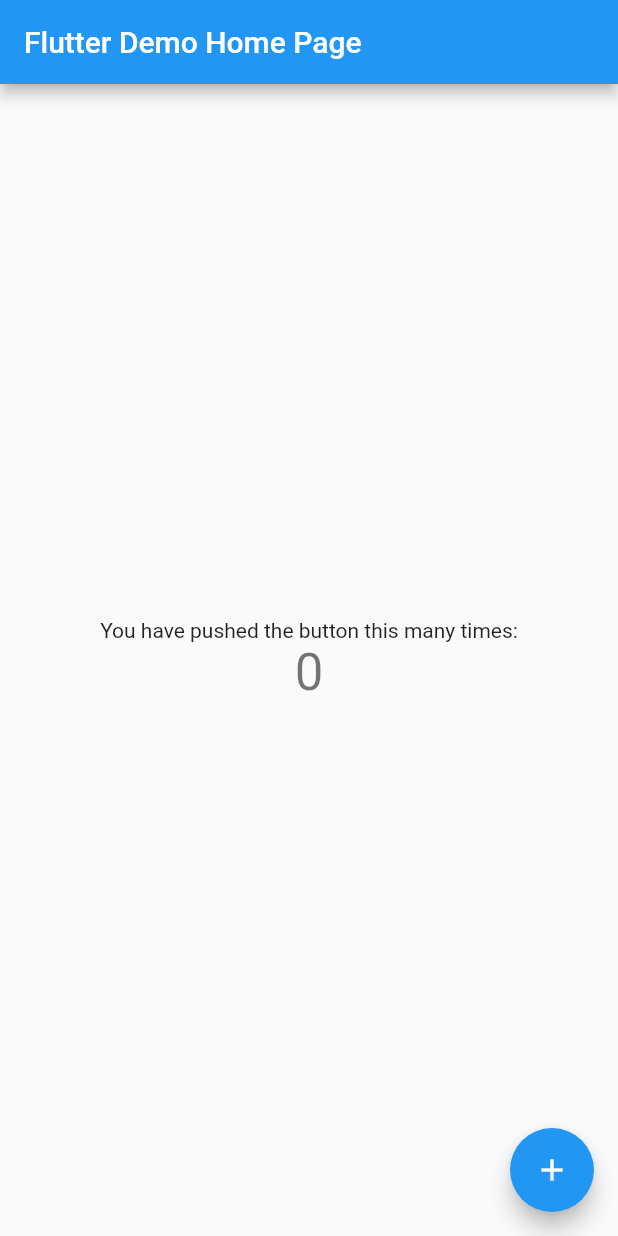
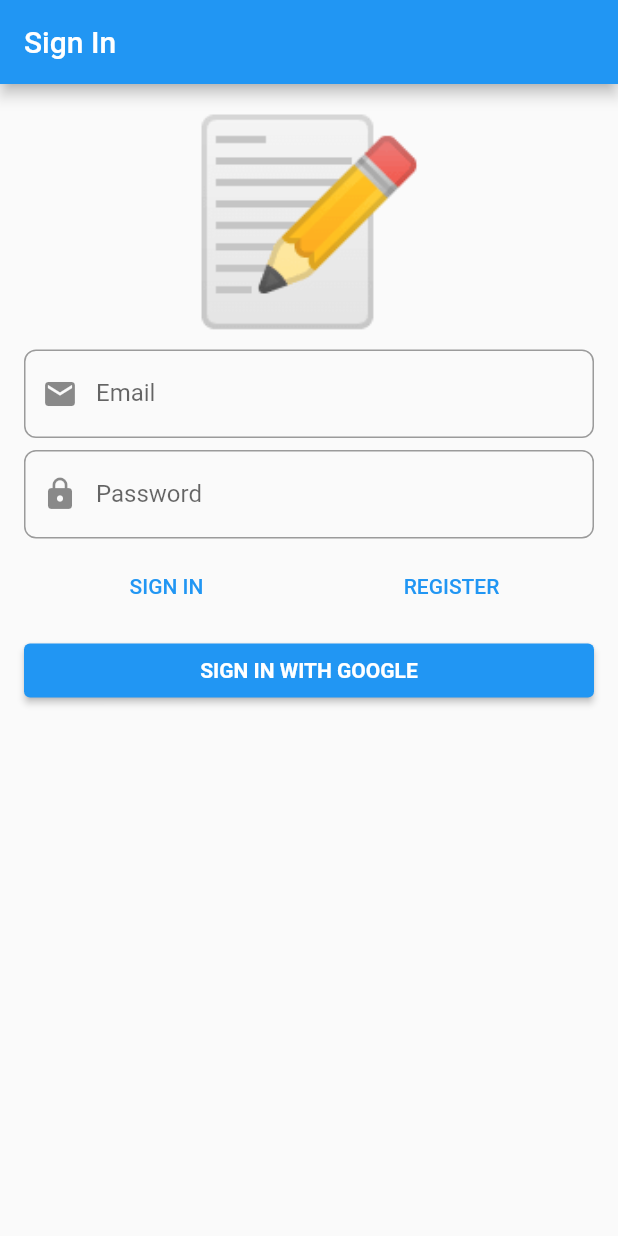
Before and after one commit to tamhac2001/notes_firebase_ddd, a Flutter app: the screen it shows after launch, on a phone screen of 412 x 824 dp. Run offline on Flutter 3.47's test engine with Material 2 defaults, Android fonts, the phone set to English and light mode, and no system bars; our stand-ins replace dartz, firebase_auth, firebase_core, flutter_riverpod, freezed_annotation, google_sign_in; accounts and stored records are empty.

Commit message:
Finish Part8

```diff
--- a/lib/domain/auth/sign_in_form/sign_in_form_state.dart
+++ b/lib/domain/auth/sign_in_form/sign_in_form_state.dart
@@ -1,4 +1,5 @@
 import 'package:dartz/dartz.dart';
+import 'package:flutter/cupertino.dart';
 import 'package:flutter/foundation.dart';
 import 'package:freezed_annotation/freezed_annotation.dart';
 import 'package:notes_firebase_ddd/domain/auth/auth_failure.dart';
@@ -11,7 +12,7 @@ class SignInFormState with _$SignInFormState {
   const factory SignInFormState({
     required EmailAddress emailAddress,
     required Password password,
-    required bool showErrorMessages,
+    required AutovalidateMode showErrorMessages,
     required bool isSubmitting,
     required Option<Either<AuthFailure, Unit>> authFailureOrSuccessOption,
   }) = _SignInFormState;
@@ -19,7 +20,7 @@ class SignInFormState with _$SignInFormState {
   factory SignInFormState.initial() => SignInFormState(
       emailAddress: EmailAddress(''),
       password: Password(''),
-      showErrorMessages: false,
+      showErrorMessages: AutovalidateMode.disabled,
       isSubmitting: false,
       authFailureOrSuccessOption: none());
 }
--- a/lib/infrastructure/auth/firebase_auth_facade.dart
+++ b/lib/infrastructure/auth/firebase_auth_facade.dart
@@ -1,12 +1,10 @@
 import 'package:dartz/dartz.dart';
 import 'package:firebase_auth/firebase_auth.dart';
 import 'package:google_sign_in/google_sign_in.dart';
-import 'package:injectable/injectable.dart';
 import 'package:notes_firebase_ddd/domain/auth/auth_failure.dart';
 import 'package:notes_firebase_ddd/domain/auth/i_auth_facade.dart';
 import 'package:notes_firebase_ddd/domain/auth/value_objects.dart';
 
-@LazySingleton(as: IAuthFacade)
 class FirebaseAuthFacade implements IAuthFacade {
   final FirebaseAuth _firebaseAuth;
   final GoogleSignIn _googleSignIn;
--- a/lib/main.dart
+++ b/lib/main.dart
@@ -1,118 +1,10 @@
+import 'package:firebase_core/firebase_core.dart';
 import 'package:flutter/material.dart';
-import 'package:injectable/injectable.dart';
-import 'package:notes_firebase_ddd/injection.dart';
+import 'package:flutter_riverpod/flutter_riverpod.dart';
+import 'package:notes_firebase_ddd/presentation/core/app_widget.dart';
 
-void main() {
-  configureInjection(Environment.prod);
-  runApp(const MyApp());
+Future<void> main() async{
+  WidgetsFlutterBinding.ensureInitialized();
+  await Firebase.initializeApp();
+  runApp(const ProviderScope(child: AppWidget()));
 }
-
-class MyApp extends StatelessWidget {
-  const MyApp({Key? key}) : super(key: key);
-
-  // This widget is the root of your application.
-  @override
-  Widget build(BuildContext context) {
-    return MaterialApp(
-      title: 'Flutter Demo',
-      theme: ThemeData(
-        // This is the theme of your application.
-        //
-        // Try running your application with "flutter run". You'll see the
-        // application has a blue toolbar. Then, without quitting the app, try
-        // changing the primarySwatch below to Colors.green and then invoke
-        // "hot reload" (press "r" in the console where you ran "flutter run",
-        // or simply save your changes to "hot reload" in a Flutter IDE).
-        // Notice that the counter didn't reset back to zero; the application
-        // is not restarted.
-        primarySwatch: Colors.blue,
-      ),
-      home: const MyHomePage(title: 'Flutter Demo Home Page'),
-    );
-  }
-}
-
-class MyHomePage extends StatefulWidget {
-  const MyHomePage({Key? key, required this.title}) : super(key: key);
-
-  // This widget is the home page of your application. It is stateful, meaning
-  // that it has a State object (defined below) that contains fields that affect
-  // how it looks.
-
-  // This class is the configuration for the state. It holds the values (in this
-  // case the title) provided by the parent (in this case the App widget) and
-  // used by the build method of the State. Fields in a Widget subclass are
-  // always marked "final".
-
-  final String title;
-
-  @override
-  State<MyHomePage> createState() => _MyHomePageState();
-}
-
-class _MyHomePageState extends State<MyHomePage> {
-  int _counter = 0;
-
-  void _incrementCounter() {
-    setState(() {
-      // This call to setState tells the Flutter framework that something has
-      // changed in this State, which causes it to rerun the build method below
-      // so that the display can reflect the updated values. If we changed
-      // _counter without calling setState(), then the build method would not be
-      // called again, and so nothing would appear to happen.
-      _counter++;
-    });
-  }
-
-  @override
-  Widget build(BuildContext context) {
-    // This method is rerun every time setState is called, for instance as done
-    // by the _incrementCounter method above.
-    //
-    // The Flutter framework has been optimized to make rerunning build methods
-    // fast, so that you can just rebuild anything that needs updating rather
-    // than having to individually change instances of widgets.
-    return Scaffold(
-      appBar: AppBar(
-        // Here we take the value from the MyHomePage object that was created by
-        // the App.build method, and use it to set our appbar title.
-        title: Text(widget.title),
-      ),
-      body: Center(
-        // Center is a layout widget. It takes a single child and positions it
-        // in the middle of the parent.
-        child: Column(
-          // Column is also a layout widget. It takes a list of children and
-          // arranges them vertically. By default, it sizes itself to fit its
-          // children horizontally, and tries to be as tall as its parent.
-          //
-          // Invoke "debug painting" (press "p" in the console, choose the
-          // "Toggle Debug Paint" action from the Flutter Inspector in Android
-          // Studio, or the "Toggle Debug Paint" command in Visual Studio Code)
-          // to see the wireframe for each widget.
-          //
-          // Column has various properties to control how it sizes itself and
-          // how it positions its children. Here we use mainAxisAlignment to
-          // center the children vertically; the main axis here is the vertical
-          // axis because Columns are vertical (the cross axis would be
-          // horizontal).
-          mainAxisAlignment: MainAxisAlignment.center,
-          children: <Widget>[
-            const Text(
-              'You have pushed the button this many times:',
-            ),
-            Text(
-              '$_counter',
-              style: Theme.of(context).textTheme.headline4,
-            ),
-          ],
-        ),
-      ),
-      floatingActionButton: FloatingActionButton(
-        onPressed: _incrementCounter,
-        tooltip: 'Increment',
-        child: const Icon(Icons.add),
-      ), // This trailing comma makes auto-formatting nicer for build methods.
-    );
-  }
-}
--- /dev/null
+++ b/lib/presentation/core/app_widget.dart
@@ -0,0 +1,25 @@
+import 'package:flutter/material.dart';
+import 'package:notes_firebase_ddd/presentation/sign_in/sign_in_screen.dart';
+
+class AppWidget extends StatelessWidget {
+  const AppWidget({Key? key}) : super(key: key);
+
+  @override
+  Widget build(BuildContext context) {
+    return  MaterialApp(
+      title: 'Notes',
+      home: const SignInScreen(),
+      debugShowCheckedModeBanner: false,
+      theme: ThemeData.light().copyWith(
+        primaryColor: Colors.green[800],
+        colorScheme: ThemeData.light().colorScheme.copyWith(secondary: Colors.blueAccent),
+        inputDecorationTheme:  InputDecorationTheme(
+          border: OutlineInputBorder(
+            borderRadius: BorderRadius.circular(8.0),
+          )
+        )
+      ),
+
+    );
+  }
+}
--- /dev/null
+++ b/lib/presentation/sign_in/sign_in_screen.dart
@@ -0,0 +1,17 @@
+import 'package:flutter/material.dart';
+import 'package:notes_firebase_ddd/presentation/sign_in/widgets/sign_in_form.dart';
+
+class SignInScreen extends StatelessWidget {
+  const SignInScreen({Key? key}) : super(key: key);
+
+
+  @override
+  Widget build(BuildContext context) {
+    return  Scaffold(
+      appBar: AppBar(
+        title: const Text('Sign In'),
+      ),
+      body:  SignInForm(),
+    );
+  }
+}
--- /dev/null
+++ b/lib/presentation/sign_in/widgets/sign_in_form.dart
@@ -0,0 +1,106 @@
+import 'package:flutter/material.dart';
+import 'package:flutter_riverpod/flutter_riverpod.dart';
+import 'package:notes_firebase_ddd/domain/auth/sign_in_form/sign_in_form_state.dart';
+import 'package:notes_firebase_ddd/providers.dart';
+
+class SignInForm extends ConsumerWidget {
+  const SignInForm({Key? key}) : super(key: key);
+
+  @override
+  Widget build(BuildContext context, WidgetRef ref) {
+    final state = ref.watch(signInFormNotifierProvider);
+    ref.listen<SignInFormState>(signInFormNotifierProvider, (state) {
+      state.authFailureOrSuccessOption.fold(
+          () {},
+          (either) => either.fold((failure) {
+                ScaffoldMessenger.of(context).removeCurrentSnackBar();
+                ScaffoldMessenger.of(context).showSnackBar(SnackBar(
+                  content: Text(failure.map(
+                      cancelledByUser: (_) => 'Cancelled',
+                      serverError: (_) => 'Server Error',
+                      emailAlreadyInUse: (_) => 'Email Already In Use',
+                      invalidEmailAndPasswordCombination: (_) => 'Invalid Email And Password')),
+                ));
+              }, (_) {
+            //TODO: Navigate
+          }));
+    });
+    return Form(
+        autovalidateMode: state.showErrorMessages,
+        child: Padding(
+          padding: const EdgeInsets.all(16.0),
+          child: ListView(
+            children: [
+              const Text(
+                '📝',
+                textAlign: TextAlign.center,
+                style: TextStyle(fontSize: 130),
+              ),
+              const SizedBox(
+                height: 8.0,
+              ),
+              TextFormField(
+                decoration: const InputDecoration(prefixIcon: Icon(Icons.email), labelText: 'Email'),
+                autocorrect: false,
+                onChanged: (value) => ref.read(signInFormNotifierProvider.notifier).emailChanged(value),
+                validator: (_) => ref.read(signInFormNotifierProvider).emailAddress.value.fold(
+                      (l) => l.maybeMap(invalidEmail: (_) => 'Invalid email', orElse: () => null),
+                      (r) => null,
+                    ),
+              ),
+              const SizedBox(
+                height: 8.0,
+              ),
+              TextFormField(
+                decoration: const InputDecoration(prefixIcon: Icon(Icons.lock), labelText: 'Password'),
+                autocorrect: false,
+                obscureText: true,
+                onChanged: (value) => ref.read(signInFormNotifierProvider.notifier).passwordChanged(value),
+                validator: (_) => ref.read(signInFormNotifierProvider).password.value.fold(
+                      (l) => l.maybeMap(shortPassword: (_) => 'Short Password', orElse: () => null),
+                      (r) => null,
+                    ),
+              ),
+              const SizedBox(
+                height: 8.0,
+              ),
+              Row(
+                children: [
+                  Expanded(
+                    child: TextButton(
+                      child: const Text('SIGN IN'),
+                      onPressed: () {
+                        // print('signIn pressed');
+                        ref.watch(signInFormNotifierProvider.notifier).signInWithEmailAndPasswordPressed();
+                      },
+                    ),
+                  ),
+                  Expanded(
+                    child: TextButton(
+                      child: const Text('REGISTER'),
+                      onPressed: () {
+                        ref.watch(signInFormNotifierProvider.notifier).registerWithEmailAndPasswordPressed();
+                      },
+                    ),
+                  )
+                ],
+              ),
+              const SizedBox(
+                height: 8.0,
+              ),
+              ElevatedButton(
+                child: const Text(
+                  'SIGN IN WITH GOOGLE',
+                  style: TextStyle(
+                    fontWeight: FontWeight.bold,
+                  ),
+                ),
+                onPressed: () {
+                  ref.watch(signInFormNotifierProvider.notifier).signInWithGooglePressed();
+                },
+              ),
+            ],
+          ),
+        ));
+  }
+}
--- /dev/null
+++ b/lib/providers.dart
@@ -0,0 +1,15 @@
+import 'package:firebase_auth/firebase_auth.dart';
+import 'package:flutter_riverpod/flutter_riverpod.dart';
+import 'package:google_sign_in/google_sign_in.dart';
+import 'package:notes_firebase_ddd/domain/auth/sign_in_form/sign_in_form_notifier.dart';
+import 'package:notes_firebase_ddd/domain/auth/sign_in_form/sign_in_form_state.dart';
+import 'package:notes_firebase_ddd/infrastructure/auth/firebase_auth_facade.dart';
+
+
+final firebaseAuthProvider = Provider((ref) => FirebaseAuth.instance);
+final googleSignInProvider = Provider((ref) => GoogleSignIn());
+final iAuthFacadeProvider =
+    Provider((ref) => FirebaseAuthFacade(ref.watch(firebaseAuthProvider), ref.watch(googleSignInProvider)));
+final signInFormNotifierProvider = StateNotifierProvider<SignInFormNotifier, SignInFormState>(
+    (ref) => SignInFormNotifier(ref.watch(iAuthFacadeProvider)));
+// final signInFormNotifierProvider = StateNotifierProvider<SignInFormNotifier,SignInFormState>((ref)=>getIt<SignInFormNotifier>());
--- a/pubspec.yaml
+++ b/pubspec.yaml
@@ -35,8 +35,8 @@ dependencies:
   firebase_core:
   firebase_auth:
   google_sign_in:
-  get_it:
-  injectable:
+#  get_it:
+#  injectable:
 
   # The following adds the Cupertino Icons font to your application.
   # Use with the CupertinoIcons class for iOS style icons.
@@ -47,7 +47,7 @@ dev_dependencies:
     sdk: flutter
   build_runner:
   freezed: ^0.15.0+1
-  injectable_generator:
+#  injectable_generator:
 
   # The "flutter_lints" package below contains a set of recommended lints to
   # encourage good coding practices. The lint set provided by the package is
```
Also changed, not shown: lib/domain/auth/sign_in_form/sign_in_form_notifier.dart (+16 -17 lines), lib/infrastructure/core/firebase_injectable_module.dart (deleted, +0 -12 lines), lib/injection.dart (deleted, +0 -10 lines), lib/domain/auth/sign_in_form/sign_in_form_state.freezed.dart, lib/injection.config.dart (deleted), pubspec.lock, 1 other file.
